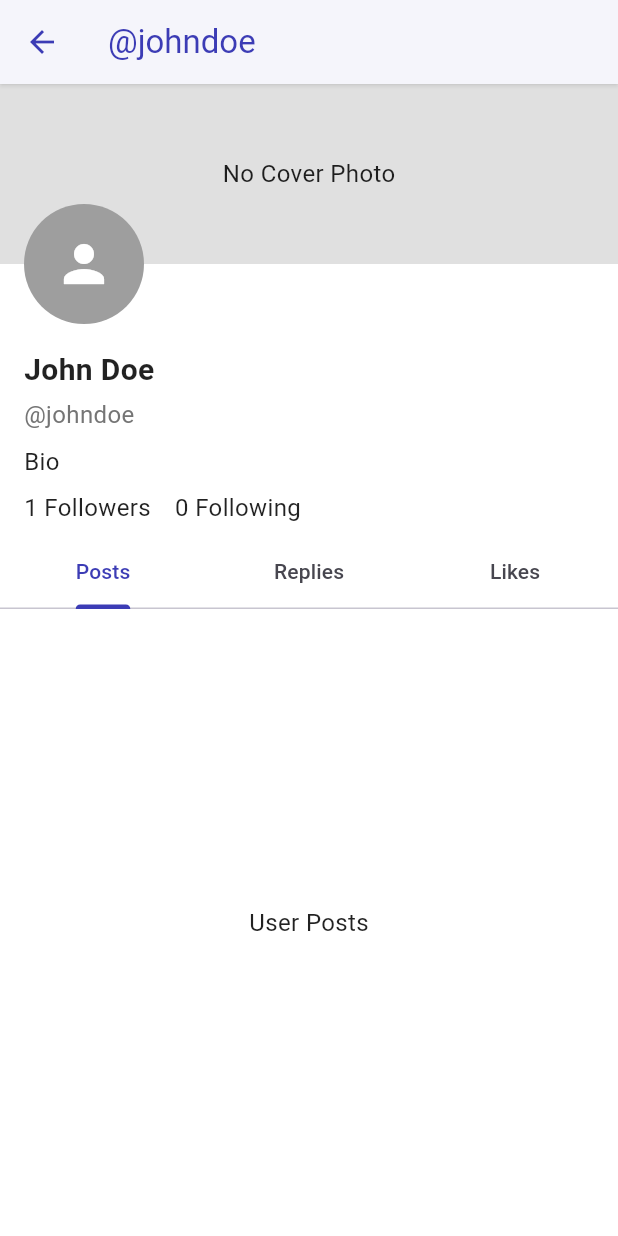
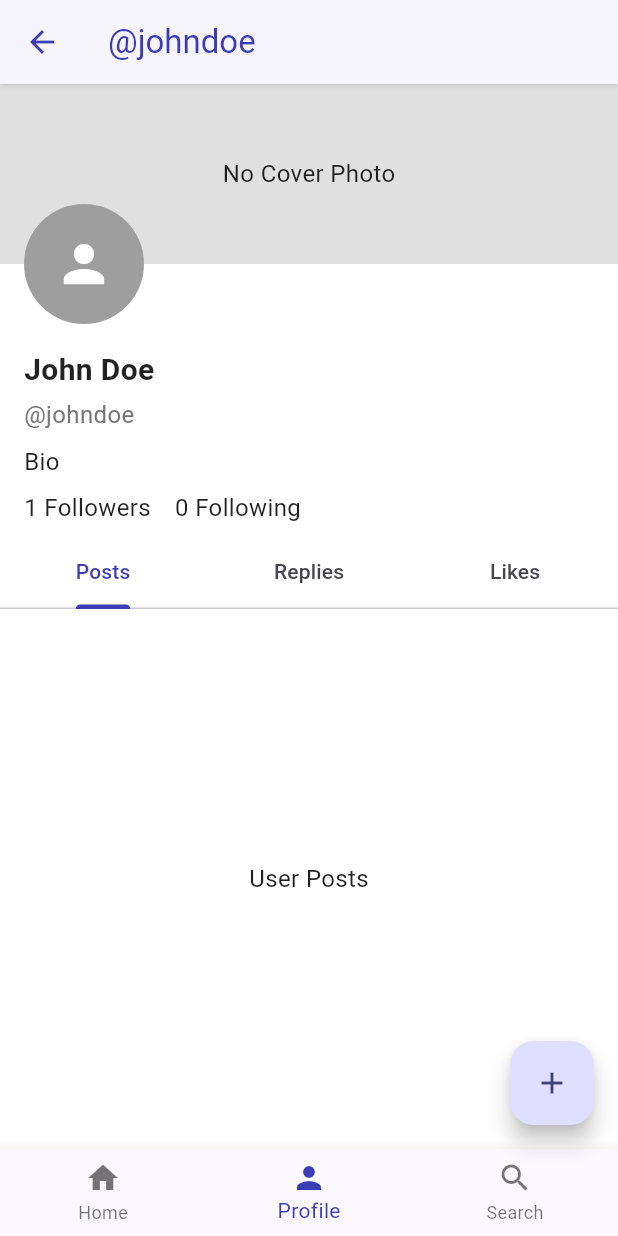
Before and after one commit to marcojalenyu/fleeds, a Flutter app: the HomeScreen screen opened directly, after a tap on the "person" icon, on a phone screen of 412 x 824 dp. Run offline on Flutter 3.47's test engine with Material 3 defaults, Android fonts, the phone set to English and light mode, and no system bars; accounts and stored records are empty.

Commit message:
ui: Main frame when logged in

```diff
--- a/nota/lib/features/home/presentation/home_screen.dart
+++ b/nota/lib/features/home/presentation/home_screen.dart
@@ -4,7 +4,7 @@ import 'package:nota/data/services/auth_service.dart';
 import 'package:nota/data/services/user_service.dart';
 import 'package:nota/features/post/logic/post_controller.dart';
 import 'package:nota/features/post/presentation/post_dialog.dart';
-import 'package:nota/widgets/logo.dart';
+import 'package:nota/widgets/main_scaffold.dart';
 import 'package:nota/widgets/post_card.dart';
 
 class HomeScreen extends StatefulWidget {
@@ -63,21 +63,8 @@ class _HomeScreenState extends State<HomeScreen> {
 
   @override
   Widget build(BuildContext context) {
-    return Scaffold(
-      appBar: AppBar(
-        leading: ClickableLogo(),
-        actions: [
-          IconButton(
-            icon: CircleAvatar(child: Icon(Icons.person)),
-            onPressed: () {
-              final user = AuthService.currentUser;
-              if (user != null) {
-                Navigator.of(context).pushNamed('/profile', arguments: user);
-              }
-            }
-          ),
-        ],
-      ),
+    return MainScaffold(
+      currentIndex: 0, // Home tab
       body: Column(
         crossAxisAlignment: CrossAxisAlignment.start,
         children: [
@@ -100,24 +87,7 @@ class _HomeScreenState extends State<HomeScreen> {
           )
         ]
       ),
-      bottomNavigationBar: BottomNavigationBar(items: [
-        BottomNavigationBarItem(
-          icon: Icon(Icons.home),
-          label: 'Home',
-        ),
-        BottomNavigationBarItem(
-          icon: Icon(Icons.search),
-          label: 'Search',
-        ),
-        BottomNavigationBarItem(
-          icon: Icon(Icons.notifications),
-          label: 'Notifications',
-        ),
-      ]),
-      floatingActionButton: FloatingActionButton(
-        onPressed: () => _showAddPostDialog(context),
-        child: const Icon(Icons.add),
-      ),
+      onAddPost: () => _showAddPostDialog(context),
     );
   }
 }
--- a/nota/lib/features/profile/presentation/profile_screen.dart
+++ b/nota/lib/features/profile/presentation/profile_screen.dart
@@ -1,6 +1,7 @@
 import 'package:flutter/material.dart';
 import 'package:nota/data/models/user.dart';
 import 'package:nota/data/services/auth_service.dart';
+import 'package:nota/widgets/main_scaffold.dart';
 
 class ProfileScreen extends StatefulWidget {
   const ProfileScreen({super.key});
@@ -31,28 +32,19 @@ class _ProfileScreenState extends State<ProfileScreen> with SingleTickerProvider
     final user = ModalRoute.of(context)!.settings.arguments as User;
     isOwnProfile = AuthService.currentUser?.id == user.id;
 
-    // Use user to display profile info
-    return Scaffold(
-      appBar: AppBar(
-        title: Text('@${user.username}'),
-      ),
-      body: Column(
+    Widget profileBody = Column(
       children: [
-          // Stack for cover photo and overlapping profile photo
         Stack(
           clipBehavior: Clip.none,
           children: [
-              // Cover photo
             Container(
               height: 120,
-                width: double.infinity,
               color: Colors.grey[300],
               child: Center(child: Text('No Cover Photo')),
             ),
-              // Profile photo overlapping bottom left
             Positioned(
               left: 16,
-                bottom: -40, // Half of avatar radius to overlap
+              bottom: -40,
               child: CircleAvatar(
                 radius: 40,
                 backgroundColor: Colors.grey,
@@ -61,8 +53,7 @@ class _ProfileScreenState extends State<ProfileScreen> with SingleTickerProvider
             ),
           ],
         ),
-          SizedBox(height: 48), // Space for the overlapping avatar
-          // User info
+        SizedBox(height: 48),
         Padding(
           padding: const EdgeInsets.symmetric(horizontal: 16, vertical: 8),
           child: Column(
@@ -94,7 +85,6 @@ class _ProfileScreenState extends State<ProfileScreen> with SingleTickerProvider
             ],
           ),
         ),
-          // Tabs
         TabBar(
           controller: _tabController,
           tabs: [
@@ -103,7 +93,6 @@ class _ProfileScreenState extends State<ProfileScreen> with SingleTickerProvider
             Tab(text: 'Likes'),
           ],
         ),
-          // List of posts for the selected tab
         Expanded(
           child: TabBarView(
             controller: _tabController,
@@ -115,6 +104,15 @@ class _ProfileScreenState extends State<ProfileScreen> with SingleTickerProvider
           ),
         ),
       ],
+    );
+
+    return MainScaffold(
+      currentIndex: 1,
+      body: Scaffold(
+        appBar: AppBar(
+          title: Text('@${user.username}'),
+        ),
+        body: profileBody,
       ),
     );
   }
--- /dev/null
+++ b/nota/lib/widgets/bottom_bar.dart
@@ -0,0 +1,34 @@
+import 'package:flutter/material.dart';
+
+class BottomBar extends StatelessWidget {
+  final int currentIndex;
+  final ValueChanged<int> onTap;
+
+  const BottomBar({
+    super.key,
+    required this.currentIndex,
+    required this.onTap,
+  });
+
+  @override
+  Widget build(BuildContext context) {
+    return BottomNavigationBar(
+      currentIndex: currentIndex,
+      onTap: onTap,
+      items: const [
+        BottomNavigationBarItem(
+          icon: Icon(Icons.home),
+          label: 'Home',
+        ),
+        BottomNavigationBarItem(
+          icon: Icon(Icons.person),
+          label: 'Profile',
+        ),
+        BottomNavigationBarItem(
+          icon: Icon(Icons.search),
+          label: 'Search',
+        ),
+      ],
+    );
+  }
+}
--- /dev/null
+++ b/nota/lib/widgets/main_scaffold.dart
@@ -0,0 +1,144 @@
+import 'package:flutter/material.dart';
+import 'package:nota/core/constants/constants.dart';
+import 'package:nota/data/services/auth_service.dart';
+import 'package:nota/widgets/bottom_bar.dart';
+import 'package:nota/widgets/logo.dart';
+
+class MainScaffold extends StatelessWidget {
+  final int currentIndex;
+  final Widget body;
+  final Widget? searchPanel;
+  final VoidCallback? onAddPost;
+
+  const MainScaffold({
+    super.key,
+    required this.currentIndex,
+    required this.body,
+    this.searchPanel,
+    this.onAddPost,
+  });
+
+  void _onTap(BuildContext context, int index) {
+    switch (index) {
+      case 0:
+        Navigator.pushReplacementNamed(context, '/');
+        break;
+      case 1:
+        Navigator.of(context).pushNamed('/profile', arguments: AuthService.currentUser);
+        break;
+      case 2:
+        break;
+      case 3:
+        AuthService.logout();
+        Navigator.pushReplacementNamed(context, '/login');
+        break;
+    }
+  }
+
+  @override
+  Widget build(BuildContext context) {
+    return LayoutBuilder(builder: (context, constraints) {
+      if (constraints.maxWidth < kDesktopBreakpoint) {
+        return _buildMobileLayout(context);
+      } else {
+        return _buildDesktopLayout(context);
+      }
+    });
+  }
+
+  Widget _buildMobileLayout(BuildContext context) {
+    return Scaffold(
+      body: body,
+      bottomNavigationBar: BottomBar(
+        currentIndex: currentIndex,
+        onTap: (index) => _onTap(context, index),
+      ),
+      floatingActionButton: FloatingActionButton(
+        onPressed: onAddPost,
+        child: const Icon(Icons.add),
+      ),
+    );
+  }
+
+  Widget _buildDesktopLayout(BuildContext context) {
+    return Scaffold(
+      body: Row(
+        children: [
+          // Menu Panel: 20%
+          Flexible(
+            flex: 2, // 20%
+            child: Column(
+              mainAxisSize: MainAxisSize.max,
+              crossAxisAlignment: CrossAxisAlignment.start,
+              children: [
+                Padding (
+                  padding: const EdgeInsets.all(16.0),
+                  child: ClickableLogo(),
+                ),
+                const SizedBox(height: 32.0),
+                Padding(
+                  padding: const EdgeInsets.all(16.0),
+                  child: TextButton.icon(
+                    icon: Icon(Icons.home, size: 24),
+                    label: Text('Home', style: TextStyle(fontSize: 18)),
+                    style: TextButton.styleFrom(alignment: Alignment.centerLeft),
+                    onPressed: () => _onTap(context, 0),
+                  ),
+                ),
+                Padding(
+                  padding: const EdgeInsets.all(16.0),
+                  child: TextButton.icon(
+                    icon: Icon(Icons.person, size: 24),
+                    label: Text('Profile', style: TextStyle(fontSize: 18)),
+                    style: TextButton.styleFrom(alignment: Alignment.centerLeft),
+                    onPressed: () => _onTap(context, 1),
+                  ),
+                ),
+                Padding(
+                  padding: const EdgeInsets.all(16.0),
+                  child: TextButton.icon(
+                    icon: Icon(Icons.notifications, size: 24),
+                    label: Text('Notifications', style: TextStyle(fontSize: 18)),
+                    style: TextButton.styleFrom(alignment: Alignment.centerLeft),
+                    onPressed: () => _onTap(context, 2),
+                  ),
+                ),
+                Padding(
+                  padding: const EdgeInsets.all(16.0),
+                  child: TextButton.icon(
+                    icon: Icon(Icons.logout, size: 24),
+                    label: Text('Logout', style: TextStyle(fontSize: 18)),
+                    style: TextButton.styleFrom(alignment: Alignment.centerLeft),
+                    onPressed: () => _onTap(context, 3),
+                  ),
+                ),
+              ],
+            ),
+          ),
+          // Main Content: 50%
+          Flexible(
+            flex: 6, // 50%
+            child: Container(
+              decoration: const BoxDecoration(
+                border: Border(
+                  right: BorderSide(color: Colors.grey, width: 0.5),
+                  left: BorderSide(color: Colors.grey, width: 0.5),
+                ),
+              ),
+              child: body,
+            ),
+          ),
+          // Search Panel: 30%
+          Flexible(
+            flex: 2, // 30%
+            child: searchPanel ?? Container(),
+          ),
+        ],
+      ),
+      floatingActionButton: FloatingActionButton(
+        onPressed: onAddPost,
+        child: const Icon(Icons.add),
+      ),
+    );
+  }
+}
--- a/nota/lib/widgets/post_card.dart
+++ b/nota/lib/widgets/post_card.dart
@@ -51,7 +51,6 @@ class _PostCardState extends State<PostCard> {
                     ),
                 ],
             ),
-            constraints: BoxConstraints(maxWidth: 600),
             child: Row(
                 crossAxisAlignment: CrossAxisAlignment.start, // Align avatar to top
                 children: [
```
Also changed, not shown: nota/lib/features/auth/presentation/login_screen.dart (+13 -0 lines). Lines whose indentation alone changed are shown as unchanged.
